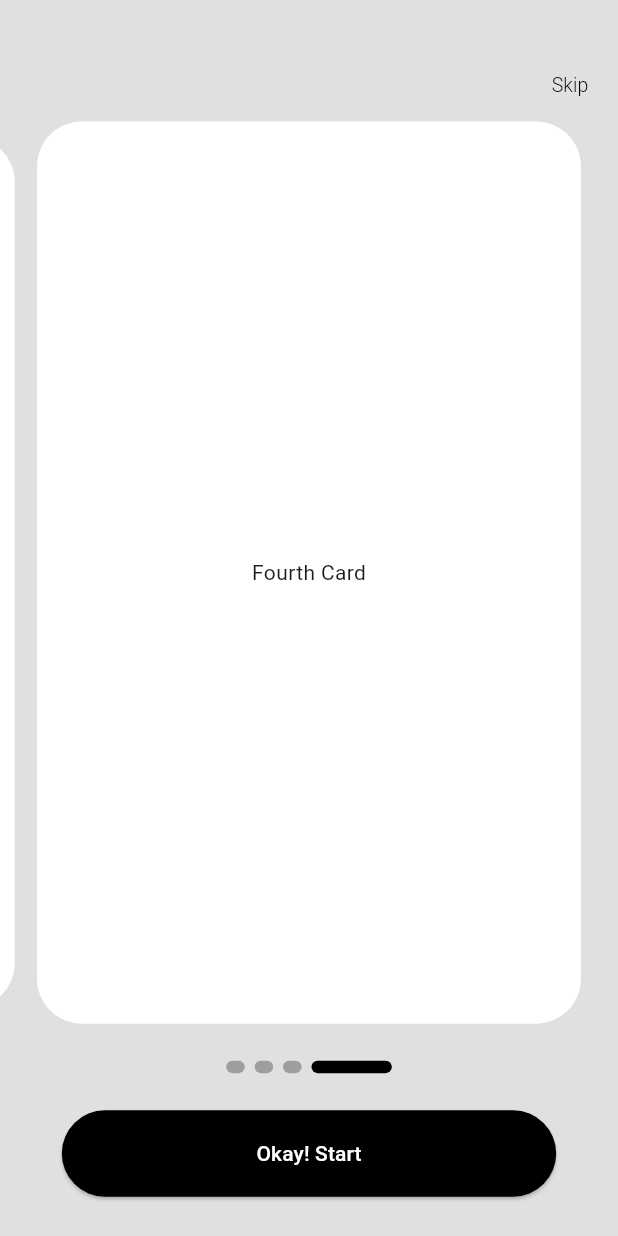
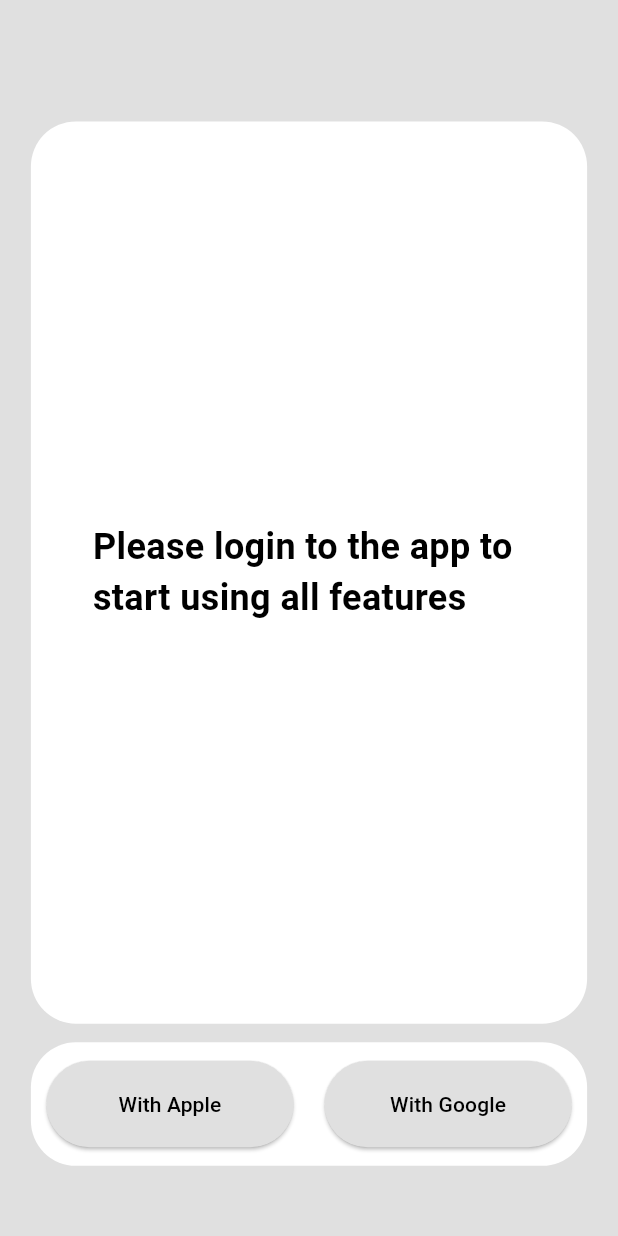
Before and after one commit to pashaxd/meealthy, a Flutter app: the SliderScreen screen opened directly, after a tap on "Skip", after a tap on "Okay! Start", on a phone screen of 412 x 824 dp. Run offline on Flutter 3.47's test engine with Material 3 defaults, Android fonts, the phone set to English and light mode, and no system bars; drawn by our look-alikes of carousel_slider; our stand-ins replace get.

Commit message:
adding login screen ui

```diff
--- a/lib/features/auth_feature/presentation/screen/auth_screen.dart
+++ b/lib/features/auth_feature/presentation/screen/auth_screen.dart
@@ -1,8 +1,6 @@
 import 'package:flutter/material.dart';
-import 'package:meealthy/features/auth_feature/presentation/screen/slider.dart';
-
-import '../../../../utils/buttons/buttons.dart';
-import '../../../../utils/text_styles/text_styles.dart';
+import 'package:meealthy/features/auth_feature/presentation/widgets/slider_card.dart';
+import 'package:meealthy/utils/text_styles/text_styles.dart';
 
 class AuthScreen extends StatelessWidget {
   const AuthScreen({super.key});
@@ -11,57 +9,60 @@ class AuthScreen extends StatelessWidget {
   Widget build(BuildContext context) {
     return Scaffold(
       backgroundColor: Colors.grey[300],
-      body: SafeArea(
-        child: Center(
-          child: Container(
-            padding: EdgeInsets.only(
-              top: MediaQuery.of(context).size.height * 0.25,
+      body: Column(
+        children: [
+          SizedBox(height: MediaQuery.of(context).size.height * 0.04),
+          TextButton(onPressed: () {}, child: Text('')),
+          SliderCard(
+            text: 'Please login to the app to start using all features',
+
           ),
-            height: MediaQuery.of(context).size.height * 0.8,
+          SizedBox(height: MediaQuery.of(context).size.height * 0.015),
 
-            child: SizedBox(
-              width: MediaQuery.of(context).size.width * 0.8,
+          Container(
+            height: MediaQuery.of(context).size.height * 0.1,
+            width: MediaQuery.of(context).size.width * 0.9,
 
-              child: Column(
+            decoration: BoxDecoration(
+              borderRadius: BorderRadius.circular(30),
+              color: Colors.white,
+            ),
+            child: Row(
+              mainAxisAlignment: MainAxisAlignment.spaceAround,
               children: [
-                  Column(
-                    spacing: 15,
-                    crossAxisAlignment: CrossAxisAlignment.start,
-                    children: [
-                      Text('Meealthy', style: TextStyles.defaultBigGreyStyle),
-                      Text(
-                        'Welcome to Meealthy — your health assistant',
-                        style: TextStyles.defaultStyle,
+                Container(
+                  height: MediaQuery.of(context).size.height*0.07,
+                  width: MediaQuery.of(context).size.width*0.4,
+                  child: ElevatedButton(
+                    onPressed: () {},
+                    style: ButtonStyle(
+                      backgroundColor: WidgetStatePropertyAll(Colors.grey[300]),
                     ),
-                    ],
+                    child: Text(
+                      'With Apple',
+                      style: TextStyle(color: Colors.black),
                     ),
-                  SizedBox(height: MediaQuery.of(context).size.height * 0.32),
-                  DefButton(
-                    Button: ElevatedButton(
+                  ),
+                ),
+                Container(
+                  height: MediaQuery.of(context).size.height*0.07,
+                  width: MediaQuery.of(context).size.width*0.4,
+                  child: ElevatedButton(
                     style: ButtonStyle(
-                        backgroundColor: WidgetStatePropertyAll(Colors.black),
+                      backgroundColor: WidgetStatePropertyAll(Colors.grey[300]),
                     ),
-                      onPressed: () {
-                        Navigator.of(context).push(
-                          MaterialPageRoute(
-                            builder: (context) => SliderScreen(),
-                          ),
-                        );
-                      },
+                    onPressed: () {},
                     child: Text(
-                        'Get Started',
-                        style: TextStyles.defaultButtonStyle,
+                      'With Google',
+                      style: TextStyle(color: Colors.black),
                     ),
                   ),
                 ),
               ],
             ),
           ),
-          ),
-        ),
+        ],
       ),
     );
   }
 }
-
-void navigation(context) {}
--- a/lib/features/auth_feature/presentation/screen/slider.dart
+++ b/lib/features/auth_feature/presentation/screen/slider.dart
@@ -6,6 +6,7 @@ import 'package:meealthy/utils/text_styles/text_styles.dart';
 
 import '../widgets/scroll_point.dart';
 import '../widgets/slider_card.dart';
+import 'auth_screen.dart';
 
 class SliderScreen extends StatelessWidget {
   SliderScreen({super.key});
@@ -29,15 +30,17 @@ class SliderScreen extends StatelessWidget {
           Row(
             mainAxisAlignment: MainAxisAlignment.end,
             children: [
-              TextButton(
+
+    Obx(
+    () => card.value!=4?TextButton(
                 onPressed: () {
                   carouselController.jumpToPage(cardTexts.length - 1);
                 },
-                child: Text('Skip', style: TextStyles.defaultLittleStyle),
                 style: ButtonStyle(
                   overlayColor: MaterialStateProperty.all(Colors.transparent), // Убирает фон при нажатии
                 ),
-              ),
+                child: Text('Skip', style: TextStyles.defaultLittleStyle),
+              ):TextButton(onPressed: () {}, child: Text('')))
             ],
           ),
           CarouselSlider(
@@ -45,7 +48,7 @@ class SliderScreen extends StatelessWidget {
                 cardTexts.map((text) {
                   return Builder(
                     builder: (BuildContext context) {
-                      return Container(child: SliderCard(text: text));
+                      return Container(child: SliderCard(text: text,));
                     },
                   );
                 }).toList(),
@@ -82,8 +85,8 @@ class SliderScreen extends StatelessWidget {
               width:
                   card.value == 4
                       ? MediaQuery.of(context).size.width * 0.8
-                      : MediaQuery.of(context).size.width * 0.31,
-              duration: Duration(milliseconds: 500),
+                      : MediaQuery.of(context).size.width * 0,
+              duration: Duration(milliseconds: 200),
 
               child:
                   card.value == 4
@@ -95,7 +98,9 @@ class SliderScreen extends StatelessWidget {
                             ),
                           ),
                           onPressed: () {
-                            // Add your onPressed logic here
+                            Get.off(() =>
+
+                                AuthScreen());
                           },
                           child: Text(
                             'Okay! Start',
--- a/lib/features/auth_feature/presentation/widgets/slider_card.dart
+++ b/lib/features/auth_feature/presentation/widgets/slider_card.dart
@@ -1,7 +1,9 @@
 import 'package:flutter/material.dart';
+import 'package:meealthy/utils/text_styles/text_styles.dart';
 
 class SliderCard extends StatelessWidget {
   final String text;
+
 
   SliderCard({super.key, required this.text});
 
@@ -11,16 +13,29 @@ class SliderCard extends StatelessWidget {
       padding: EdgeInsets.only(
         // top: MediaQuery.of(context).size.height * 0,1,
         left: MediaQuery.of(context).size.width * 0.01,
-      right: MediaQuery.of(context).size.width * 0.01),
+        right: MediaQuery.of(context).size.width * 0.01,
+      ),
+      child: Center(
         child: Container(
+          height: MediaQuery.of(context).size.height * 0.73,
+          width: MediaQuery.of(context).size.width * 0.9,
 
           decoration: BoxDecoration(
             color: Colors.white,
             borderRadius: BorderRadius.circular(30),
           ),
 
-
-        child: Center(child: Text(text)),
+          child: Center(
+            child: Padding(
+              padding:EdgeInsets.all(MediaQuery.of(context).size.width*0.1),
+              child: Text(
+                text,
+                style:
+                    TextStyles.defaultStyle,
+              ),
+            ),
+          ),
+        ),
       ),
     );
   }
--- a/lib/utils/text_styles/text_styles.dart
+++ b/lib/utils/text_styles/text_styles.dart
@@ -28,5 +28,10 @@ class TextStyles {
     fontWeight: FontWeight.w600,
     color: Colors.white,
   );
+  // static TextStyle defaultBigBlackStyle = TextStyle(
+  //   fontSize: 24,
+  //   fontWeight: FontWeight.w700,
+  //   color: Colors.black,
+  // );
 
 }
```
Also changed, not shown: lib/features/auth_feature/presentation/screen/first_screen.dart (added, +67 -0 lines), lib/main.dart (+4 -3 lines). Lines whose indentation alone changed are shown as unchanged.
